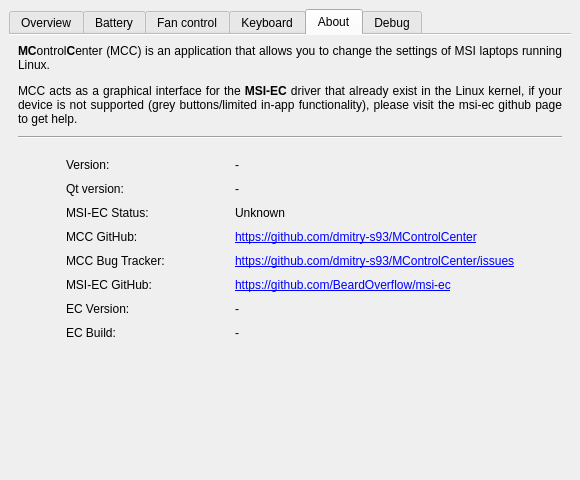
Above: src/mainwindow.ui from SirEntr0pyy/MControlCenterExtra before the change. Below: the same form after it.
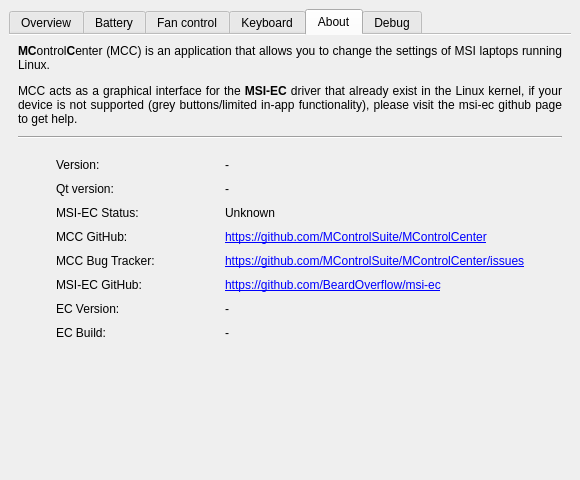
That is the form after the change. The open tabs and pages were chosen to show the change. Icons and pictures are not drawn.

Commit message: Update upstream references to MControlSuite/MControlCenter

Diff of the .ui file:
```diff
--- a/src/mainwindow.ui
+++ b/src/mainwindow.ui
@@ -1973,7 +1973,7 @@
           <item row="4" column="1">
            <widget class="QLabel" name="bugTrackerValueLabel">
             <property name="text">
-             <string notr="true">&lt;a href=&quot;https://github.com/dmitry-s93/MControlCenter/issues&quot;&gt;https://github.com/dmitry-s93/MControlCenter/issues&lt;/a&gt;</string>
+             <string notr="true">&lt;a href=&quot;https://github.com/MControlSuite/MControlCenter/issues&quot;&gt;https://github.com/MControlSuite/MControlCenter/issues&lt;/a&gt;</string>
             </property>
             <property name="openExternalLinks">
              <bool>true</bool>
@@ -1993,7 +1993,7 @@
           <item row="3" column="1">
            <widget class="QLabel" name="gitHubValueLabel">
             <property name="text">
-             <string notr="true">&lt;a href=&quot;https://github.com/dmitry-s93/MControlCenter&quot;&gt;https://github.com/dmitry-s93/MControlCenter&lt;/a&gt;</string>
+             <string notr="true">&lt;a href=&quot;https://github.com/MControlSuite/MControlCenter&quot;&gt;https://github.com/MControlSuite/MControlCenter&lt;/a&gt;</string>
             </property>
             <property name="openExternalLinks">
              <bool>true</bool>
```
The commit also changes 3 other files.
